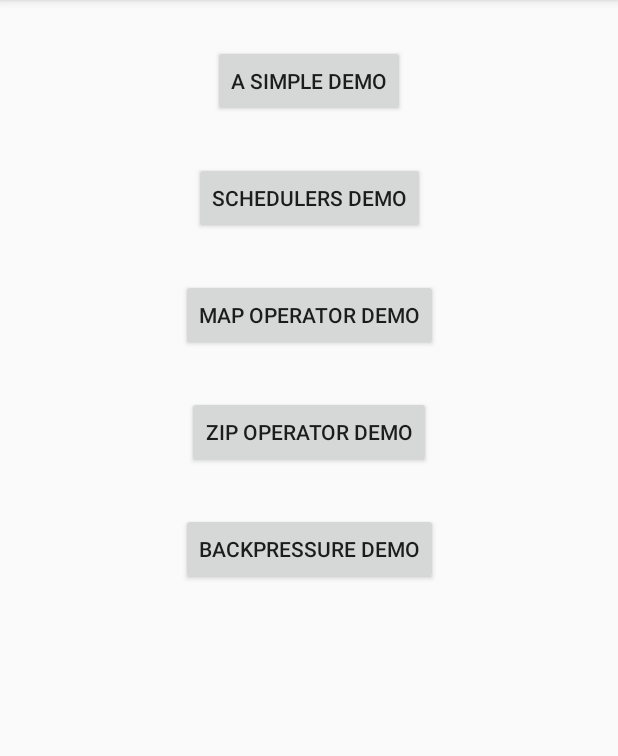
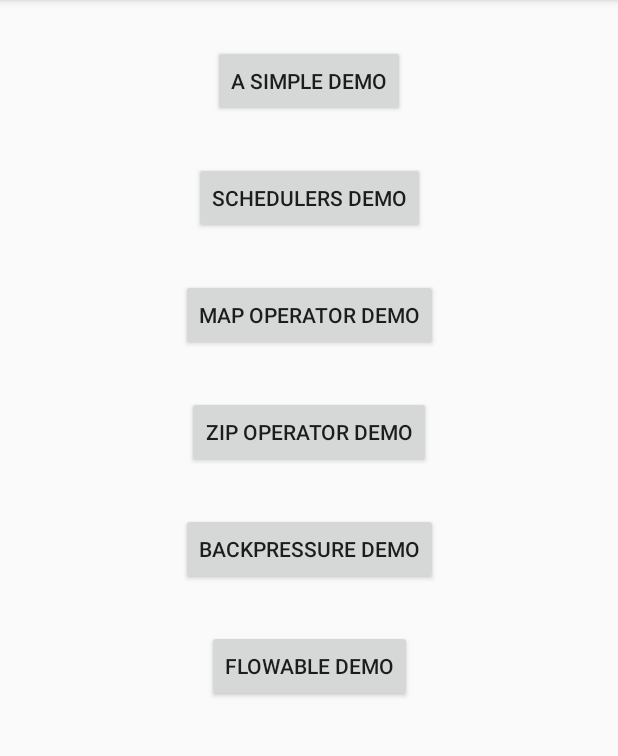
Before and after one commit to lizhen0211/Android_Rx_Java_2_Sample, an Android app: the screen it shows after launch (MainActivity), on a phone screen of 412 x 824 dp, the part 84-840 px from its top. Run offline under Robolectric (Android 15) with nearby library versions, the phone set to English and light mode, and no system bars.

```diff
--- a/app/src/main/AndroidManifest.xml
+++ b/app/src/main/AndroidManifest.xml
@@ -11,6 +11,7 @@
         android:roundIcon="@mipmap/ic_launcher_round"
         android:supportsRtl="true"
         android:theme="@style/AppTheme">
+        <activity android:name=".FlowableActivity" />
         <activity android:name=".BackpressureActivity" />
         <activity android:name=".ZipOperatorActivity" />
         <activity android:name=".MapOperatorActivity" />
--- a/app/src/main/java/com/lz/android_rxjava2_sample/BackpressureActivity.java
+++ b/app/src/main/java/com/lz/android_rxjava2_sample/BackpressureActivity.java
@@ -75,7 +75,7 @@ public class BackpressureActivity extends AppCompatActivity {
     }
 
     /**
-     * 通过 减少上游发送量 解决背压
+     * 使用Observable 通过 减少上游发送量 解决背压
      *
      * @param view
      */
@@ -122,7 +122,7 @@ public class BackpressureActivity extends AppCompatActivity {
     }
 
     /**
-     * 通过 减慢上游发送速度 解决背压
+     * 使用Observable 通过 减慢上游发送速度 解决背压
      *
      * @param view
      */
--- a/app/src/main/java/com/lz/android_rxjava2_sample/MainActivity.java
+++ b/app/src/main/java/com/lz/android_rxjava2_sample/MainActivity.java
@@ -37,4 +37,9 @@ public class MainActivity extends AppCompatActivity {
         Intent intent = new Intent(MainActivity.this, BackpressureActivity.class);
         startActivity(intent);
     }
+
+    public void onFlowableClick(View view) {
+        Intent intent = new Intent(MainActivity.this, FlowableActivity.class);
+        startActivity(intent);
+    }
 }
--- a/app/src/main/java/com/lz/android_rxjava2_sample/SchedulersActivity.java
+++ b/app/src/main/java/com/lz/android_rxjava2_sample/SchedulersActivity.java
@@ -4,7 +4,6 @@ import android.os.Bundle;
 import android.support.v7.app.AppCompatActivity;
 import android.util.Log;
 import android.view.View;
-import android.widget.Toast;
 
 import com.lz.android_rxjava2_sample.net.LoginRequest;
 
--- a/app/src/main/java/com/lz/android_rxjava2_sample/SimpleDemoActivity.java
+++ b/app/src/main/java/com/lz/android_rxjava2_sample/SimpleDemoActivity.java
@@ -158,7 +158,7 @@ public class SimpleDemoActivity extends AppCompatActivity {
     }
 
     /**
-     * 如果把Observable 理解为 上游水管，把Observable理解为下游水管
+     * 如果把Observable 理解为 上游水管，把Observer理解为下游水管
      * subscribe 是把两根水管连在一起，dispose则是将两根水管断开
      * 调用dispose()并不会导致上游不再继续发送事件， 上游会继续发送剩余的事件，但下游收不到事件。
      *
--- a/app/src/main/res/layout/activity_main.xml
+++ b/app/src/main/res/layout/activity_main.xml
@@ -61,4 +61,15 @@
         app:layout_constraintRight_toRightOf="parent"
         app:layout_constraintTop_toBottomOf="@id/zip_operator_demo_btn" />
 
+    <Button
+        android:id="@+id/flowable_demo_btn"
+        android:layout_width="wrap_content"
+        android:layout_height="wrap_content"
+        android:layout_marginTop="30dp"
+        android:onClick="onFlowableClick"
+        android:text="flowable demo"
+        app:layout_constraintLeft_toLeftOf="parent"
+        app:layout_constraintRight_toRightOf="parent"
+        app:layout_constraintTop_toBottomOf="@id/backpressure_demo_btn" />
+
 </android.support.constraint.ConstraintLayout>
```
Also changed, not shown: app/src/main/java/com/lz/android_rxjava2_sample/FlowableActivity.java (added, +69 -0 lines), app/src/main/res/layout/activity_flowable.xml (added, +20 -0 lines).
